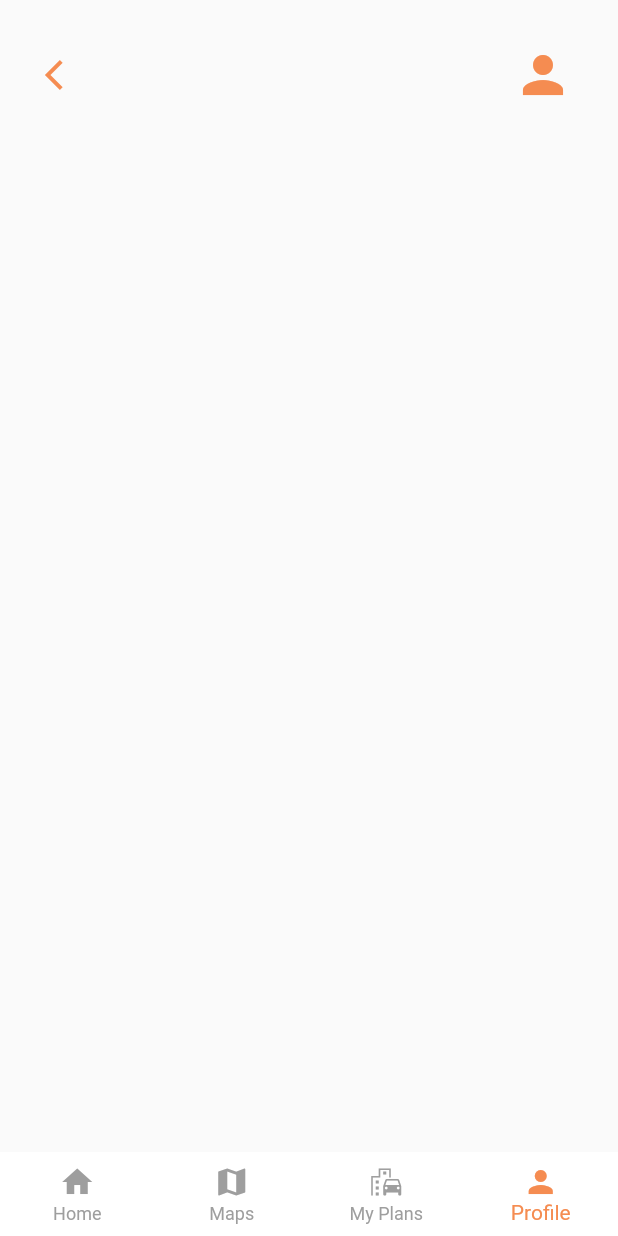
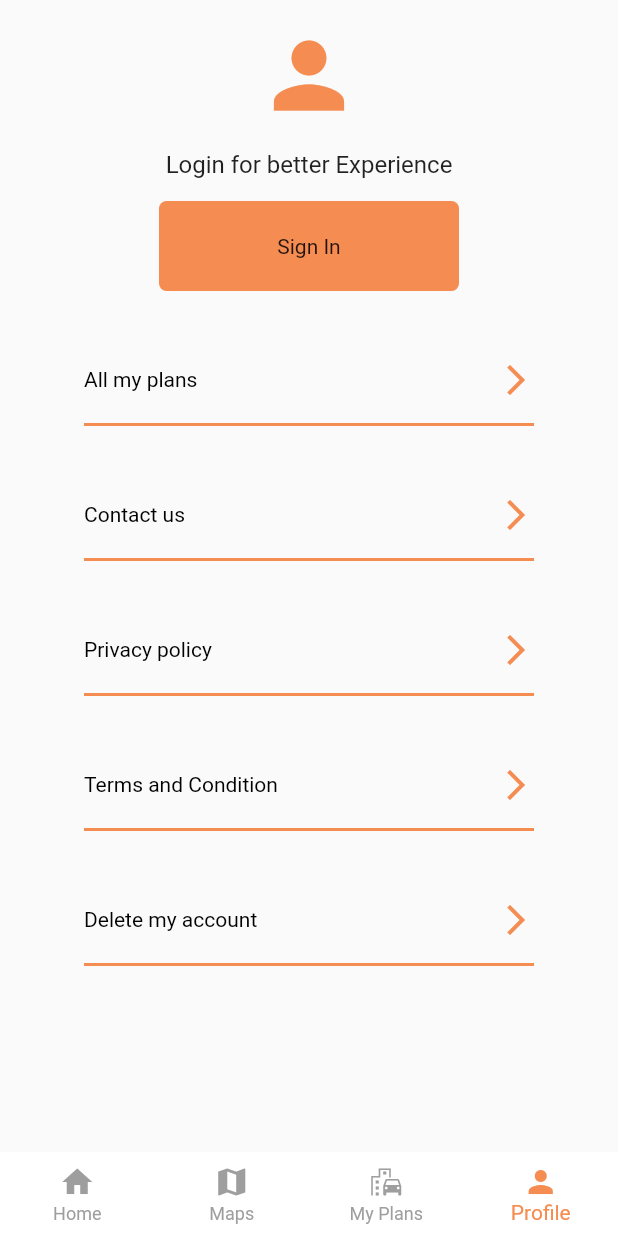
Before and after one commit to hamzasiddiqui97/Adventour-Guide-FYP, a Flutter app: the screen it shows after launch, item 4 of the bottom bar chosen, on a phone screen of 412 x 824 dp. Run offline on Flutter 3.47's test engine with Material 2 defaults, Android fonts, the phone set to English and light mode, and no system bars; our stand-ins replace geocoding, geolocator, google_maps_flutter, lottie; missing offline and left inert: flutter_google_places, google_api_headers, google_maps_webservice.

Commit message:
my account ui completed

```diff
--- /dev/null
+++ b/lib/core/widgets/bottom_underlined_custom_button.dart
@@ -0,0 +1,53 @@
+import 'package:flutter/material.dart';
+import 'package:google_maps_basics/core/constant/color_constants.dart';
+
+class UnderlineButton extends StatelessWidget {
+
+  String name;
+  VoidCallback? onPress;
+  Color color;
+  double width;
+  Color? textColor;
+  double? fontSize;
+
+
+  UnderlineButton({required this.name,this.textColor,this.onPress, this.fontSize,required this.color,required this.width});
+
+  @override
+  Widget build(BuildContext context) {
+    return Padding(
+      padding: const EdgeInsets.all(15.0),
+      child: InkWell(
+        onTap: onPress,
+        child: Container(
+          width: width,
+          height: 60,
+          decoration: BoxDecoration(
+            color: color,
+            border: const Border(
+              bottom: BorderSide(
+                color: ColorPalette.secondaryColor,
+                width: 2.0,
+              ),
+            ),
+          ),
+          child: Row(
+            mainAxisAlignment: MainAxisAlignment.spaceBetween,
+            children: [
+              Center(child: Text(name, style: TextStyle(
+                color: textColor,
+                fontSize: fontSize,
+              ),
+              )
+              ),
+              InkWell(
+                enableFeedback: true,
+                splashColor: ColorPalette.secondaryColor,
+                  child: Icon(Icons.arrow_forward_ios,color: ColorPalette.secondaryColor,)),
+            ],
+          ),
+        ),
+      ),
+    );
+  }
+}
--- a/lib/core/widgets/rounded_button.dart
+++ b/lib/core/widgets/rounded_button.dart
@@ -4,12 +4,12 @@ class RoundedButton extends StatelessWidget {
 
   String name;
   VoidCallback? onPress;
-  Color? color;
+  Color color;
   double? width;
   Color? textColor;
   double? fontSize;
 
-  RoundedButton({required this.name,this.textColor,this.onPress, this.fontSize,this.color,this.width});
+  RoundedButton({required this.name,this.textColor,this.onPress, this.fontSize,required this.color,this.width});
 
   @override
   Widget build(BuildContext context) {
--- a/lib/view/screens/pages/my_account.dart
+++ b/lib/view/screens/pages/my_account.dart
@@ -1,14 +1,7 @@
 import 'package:flutter/material.dart';
 import 'package:google_maps_basics/core/constant/color_constants.dart';
-//
-// class MyAccount extends StatelessWidget {
-//   const MyAccount({Key? key}) : super(key: key);
-//
-//   @override
-//   Widget build(BuildContext context) {
-//     return Container(child: Center(child: Text('My Account')),);
-//   }
-// }
+import 'package:google_maps_basics/core/widgets/bottom_underlined_custom_button.dart';
+import 'package:google_maps_basics/core/widgets/rounded_button.dart';
 
 
 class MyAccount extends StatelessWidget {
@@ -23,20 +16,31 @@ class MyAccount extends StatelessWidget {
 
     return Scaffold(
       body: SafeArea(
-        child: Column(
-          children: [
-            Padding(
-              padding: const EdgeInsets.all(30.0),
-              child: Row(
-                crossAxisAlignment: CrossAxisAlignment.center,
-                mainAxisAlignment: MainAxisAlignment.spaceBetween,
-                children: [
-                  Icon(Icons.arrow_back_ios,color: ColorPalette.secondaryColor,),
-                  Icon(Icons.person,color: ColorPalette.secondaryColor,size: 40,),
+        child: SingleChildScrollView(
+          child: Column(
+            children: [
+              Row(
+                mainAxisAlignment: MainAxisAlignment.center,
+                children:  const [
+                  SizedBox(
+                    height: 100,
+                    child: Icon(
+                      Icons.person,
+                      size: 70.0,
+                      color: ColorPalette.secondaryColor,),
+                  ),
                 ],
               ),
-            ),
-          ],
+              const Text('Login for better Experience', style: TextStyle(fontSize: 16.0),),
+              RoundedButton(name: 'Sign In', color: ColorPalette.secondaryColor,width: 200.0,),
+              UnderlineButton(name: 'All my plans', color: Colors.transparent,textColor: Colors.black, width:  300.0,),
+              UnderlineButton(name: 'Contact us', color: Colors.transparent,textColor: Colors.black, width:  300.0,),
+              UnderlineButton(name: 'Privacy policy', color: Colors.transparent,textColor: Colors.black, width:  300.0,),
+              UnderlineButton(name: 'Terms and Condition', color: Colors.transparent,textColor: Colors.black, width:  300.0,),
+              UnderlineButton(name: 'Delete my account', color: Colors.transparent,textColor: Colors.black, width:  300.0,),
+            ],
+
+          ),
         ),
       ),
     );
--- a/lib/view/screens/pages/myplan_view.dart
+++ b/lib/view/screens/pages/myplan_view.dart
@@ -1,10 +1,17 @@
 import 'package:flutter/material.dart';
+import 'package:google_maps_basics/core/constant/color_constants.dart';
 
 class MyPlan extends StatelessWidget {
   const MyPlan({Key? key}) : super(key: key);
 
   @override
   Widget build(BuildContext context) {
-    return Container(child: Center(child: Text('My Plan'),),);
+    return Scaffold(
+      appBar: AppBar(
+          title: const Text("My Trips"),
+          centerTitle: true,
+
+      backgroundColor: ColorPalette.secondaryColor),
+    );
   }
 }
--- a/lib/view/screens/views/nearby_places_list.dart
+++ b/lib/view/screens/views/nearby_places_list.dart
@@ -16,12 +16,12 @@ class _NearByPlacesScreenState extends State<NearByPlacesScreen> {
 
   String apiKey = googleApiKey;
   String radius = "50";
-  String placeType = 'bank';
+  String placeType = 'All';
 
   double latitude =  24.921780;
   double longitude = 67.117981;
 
-  final placeTypes = ['All','gas_station', 'restaurant', 'cafe', 'bank', 'atm'];
+  final placeTypes = ['All','tourist_attraction','gas_station', 'restaurant', 'cafe', 'hospital','police', 'atm','parking','bank','car_rental','embassy'];
 
   NearbyPlacesResponse nearbyPlacesResponse = NearbyPlacesResponse();
 
@@ -54,6 +54,7 @@ class _NearByPlacesScreenState extends State<NearByPlacesScreen> {
                     DropdownButton(
                       hint: Text(placeType == '' ? 'All' : placeType),
                       items: placeTypes.map((placeType) => DropdownMenuItem(
+
                         value: placeType == 'All' ? '' : placeType,
                         child: Text(placeType),
                       )).toList(),
@@ -62,7 +63,9 @@ class _NearByPlacesScreenState extends State<NearByPlacesScreen> {
                         setState(() => placeType = newPlaceType!);
                       },
                       enableFeedback: true,
+                      menuMaxHeight: 200.0,
                     ),
+
 
                   ],
                 ),
@@ -165,8 +168,10 @@ class _NearByPlacesScreenState extends State<NearByPlacesScreen> {
 
           crossAxisAlignment: CrossAxisAlignment.start,
           children: [
+
             Text("Name: ${results.name!}"),
             // Text("Location: ${results.geometry!.location!.lat} , ${results.geometry!.location!.lng}"),
+            Text("Rating: ${results.rating ?? "Not Available"}"),
             Text("""Place Status: ${results.openingHours != null ? "Open" : "Closed"}"""),
             Center(
               child: ElevatedButton(
```
Also changed, not shown: lib/core/constant/screen_dimention.dart (deleted).
